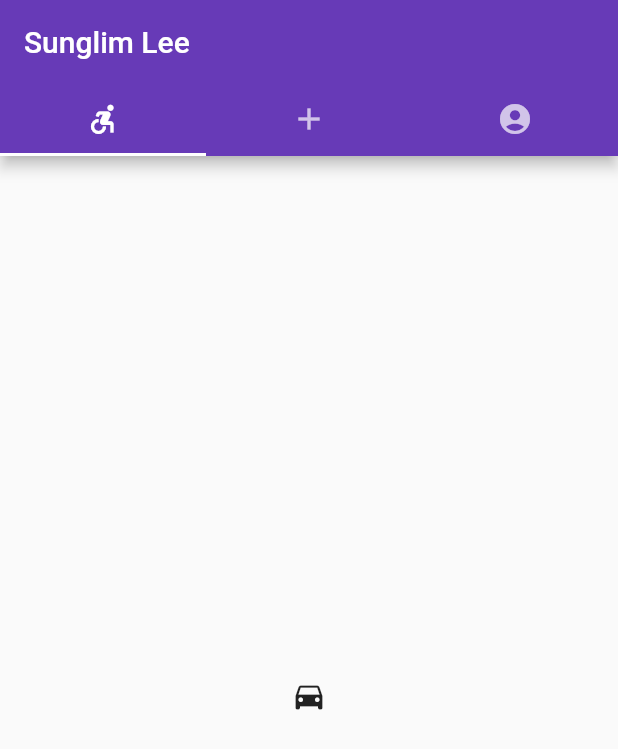
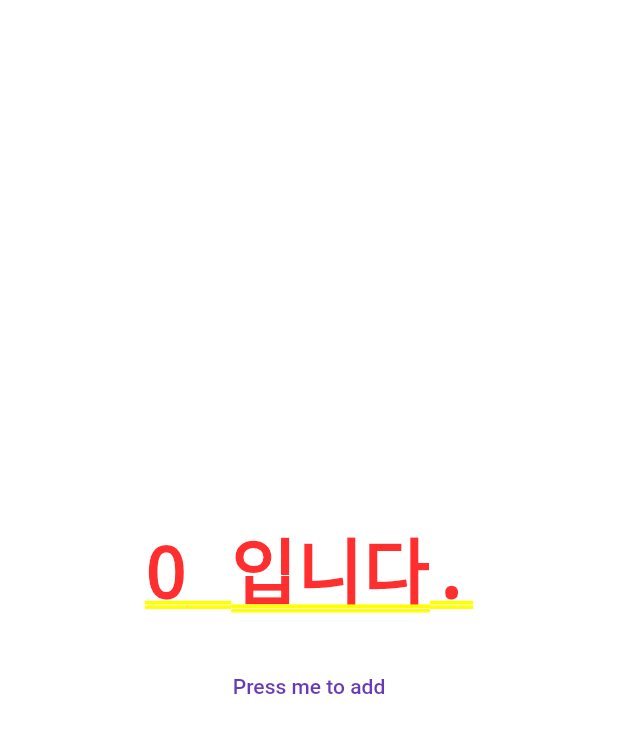
Before and after one commit to sunglimlee/dart_unit_test, a Flutter app: the screen it shows after launch, on a phone screen of 412 x 824 dp. Shown: the top 749 px of the screen. Run offline on Flutter 3.47's test engine with Material 2 defaults, Android fonts, the phone set to English and light mode, and no system bars; our stand-ins replace get.

Commit message:
StatefulBuilder, StateSetter, - 원래는 아주 간단한데.. 내가 StateSetter 를 이용해서 함수를 밖으로 뺐고 그래서 버턴도 StatefulBuilder 밖으로 나갈 수 있게 되었다. - 그냥 간단하게 하려면 그대로 전부 다 때려넣고 그안에서 바로 콜백함수를 괄호에 넣어주면 된다.

```diff
--- a/lib/main.dart
+++ b/lib/main.dart
@@ -1,5 +1,6 @@
 import 'package:dart_unit_test/widgets/Animated_container.dart';
 import 'package:dart_unit_test/widgets/image_related/hero_widget.dart';
+import 'package:dart_unit_test/widgets/my_stateful_builder.dart';
 import 'package:dart_unit_test/widgets/platform_check.dart';
 import 'package:flutter/material.dart';
 import 'package:dart_unit_test/widgets/future_async_await.dart';
@@ -26,7 +27,7 @@ class MyApp extends StatelessWidget {
       title: 'NoteKeeper',
       debugShowCheckedModeBanner: false,
       theme: ThemeData(primarySwatch: Colors.deepPurple),
-      home: const AnimatedContainerWidget(),
+      home: const MyStatefulBuilderExample(),
     );
   }
 }
--- /dev/null
+++ b/lib/widgets/my_stateful_builder.dart
@@ -0,0 +1,43 @@
+import 'package:flutter/material.dart';
+
+class MyStatefulBuilderExample extends StatelessWidget {
+  const MyStatefulBuilderExample({Key? key}) : super(key: key);
+
+  // https://stackoverflow.com/questions/67671681/set-statefulbuilder-state-outside-of-statefulbuilder-widget
+  // 지금 또 이것도 함수를 밖으로 빼서 이제 더 자유스럽게 값을 넣을 수 있다.
+  // 원래 값을 변경하려면 GetX 를 쓰던지 Provider 를 쓰던지 아니면 setState 를 사용하든지 해서 값을 바꿀 수 있는데 이것보다 더 쉽게 할 수 있다.
+  // 그냥 StatelessWidget 에서 StatefulBuilder 로 갑싸면 그때부터는 자동으로 업데이트가 된다. 아주 효과적이네.. 그값을 나중에 GetX 에 넣어주어도 되겠다.
+  // 한가지 기억나? 저장되는 변수는 반드시 StatefulBuilder 밖에 있어야 한다는 것
+  @override
+  Widget build(BuildContext context) {
+    int count = 0; // StatefulBuilder 에서 사용될 변수
+    late StateSetter setter; // 신기하다. StateSetter 라는 typedef 가 존재하는지 어떻게 알았을까???????????????
+    t() {
+      count++;
+    }
+
+    return Center(
+        child: Container(
+      child: Column(
+        mainAxisAlignment: MainAxisAlignment.center,
+        children: [
+          StatefulBuilder(
+            builder: (BuildContext context,
+                void Function(void Function()) setState) {
+              setter = setState;
+              return Text('${count.toString()} 입니다.');
+            },
+          ),
+          const SizedBox(
+            height: 20,
+          ),
+          TextButton(
+              onPressed: () {
+                setter(t);
+              },
+              child: const Text('Press me to add')),
+        ],
+      ),
+    ));
+  }
+}
```
